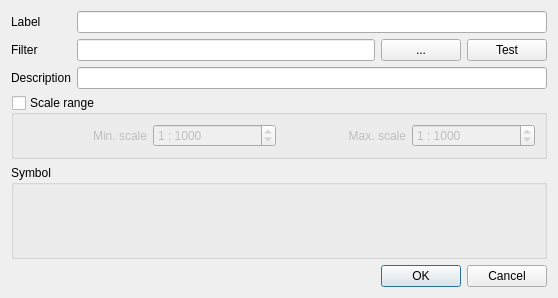
First picture: the form in src/ui/qgsrendererrulepropsdialogbase.ui, repository kadas-albireo/kadas-albireo, before the edit.
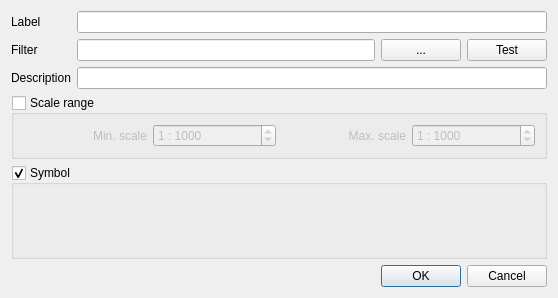
Second picture: the form after the edit.

The edit to the form file:
```diff
--- a/src/ui/qgsrendererrulepropsdialogbase.ui
+++ b/src/ui/qgsrendererrulepropsdialogbase.ui
@@ -156,6 +156,9 @@
      <property name="title">
       <string>Symbol</string>
      </property>
+     <property name="checkable">
+      <bool>true</bool>
+     </property>
     </widget>
    </item>
    <item>
```
Left out of the diff: 35 changed lines with no effect on the pictures.
